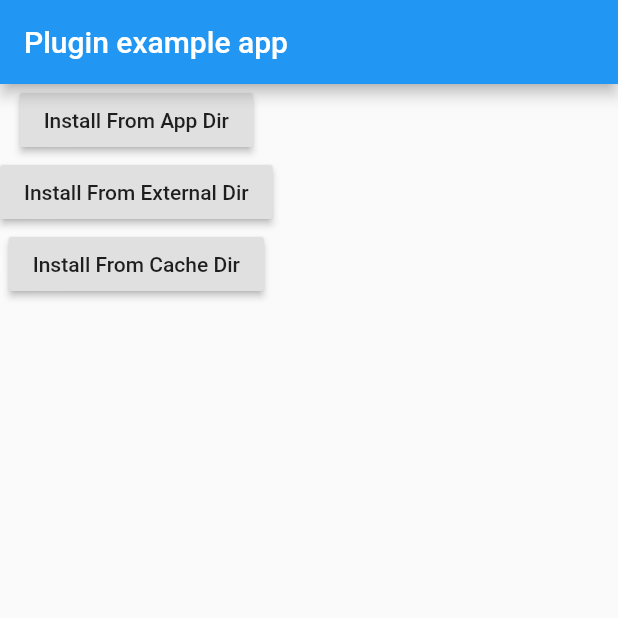
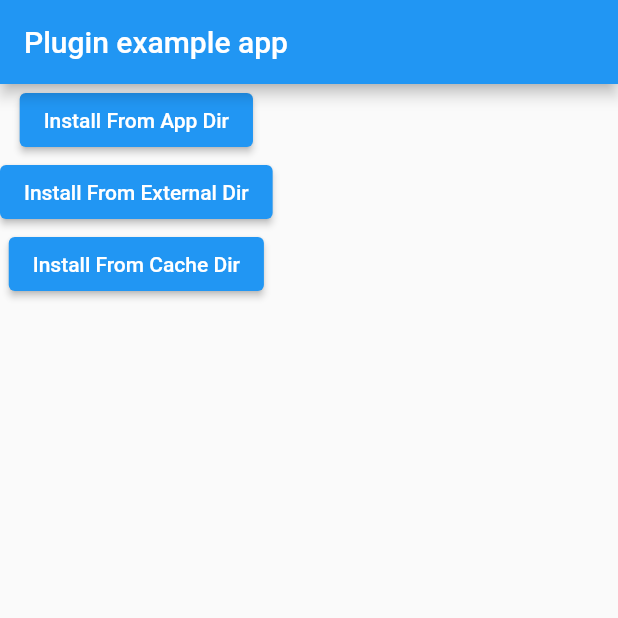
Before and after one commit to dolphinxx/flutter_apk_installer, a Flutter app: the screen it shows after launch, on a phone screen of 412 x 824 dp, the top half of it. Run offline on Flutter 3.47's test engine with Material 2 defaults, Android fonts, the phone set to English and light mode, and no system bars.

Commit message:
Migrate to null safety

```diff
--- a/example/lib/main.dart
+++ b/example/lib/main.dart
@@ -42,21 +42,21 @@ class _MyAppState extends State<MyApp> {
         ),
         body:Column(
           children: <Widget>[
-            RaisedButton(
+            ElevatedButton(
               child: Text('Install From App Dir'),
               onPressed: () async {
                 Directory dir = await getApplicationDocumentsDirectory();
                 _copyAndInstall(dir);
               },
             ),
-            RaisedButton(
+            ElevatedButton(
               child: Text('Install From External Dir'),
               onPressed: () async {
                 Directory dir = await getExternalStorageDirectory();
                 _copyAndInstall(dir);
               },
             ),
-            RaisedButton(
+            ElevatedButton(
               child: Text('Install From Cache Dir'),
               onPressed: () async {
                 Directory dir = await getTemporaryDirectory();
--- a/pubspec.yaml
+++ b/pubspec.yaml
@@ -2,10 +2,10 @@ name: apk_installer
 description: A new Flutter plugin for android apk installation.
 version: 0.0.1
 author:
-homepage:
+publish_to: "none"
 
 environment:
-  sdk: ">=2.1.0 <3.0.0"
+  sdk: ">=2.12.0 <3.0.0"
 
 dependencies:
   flutter:
```
